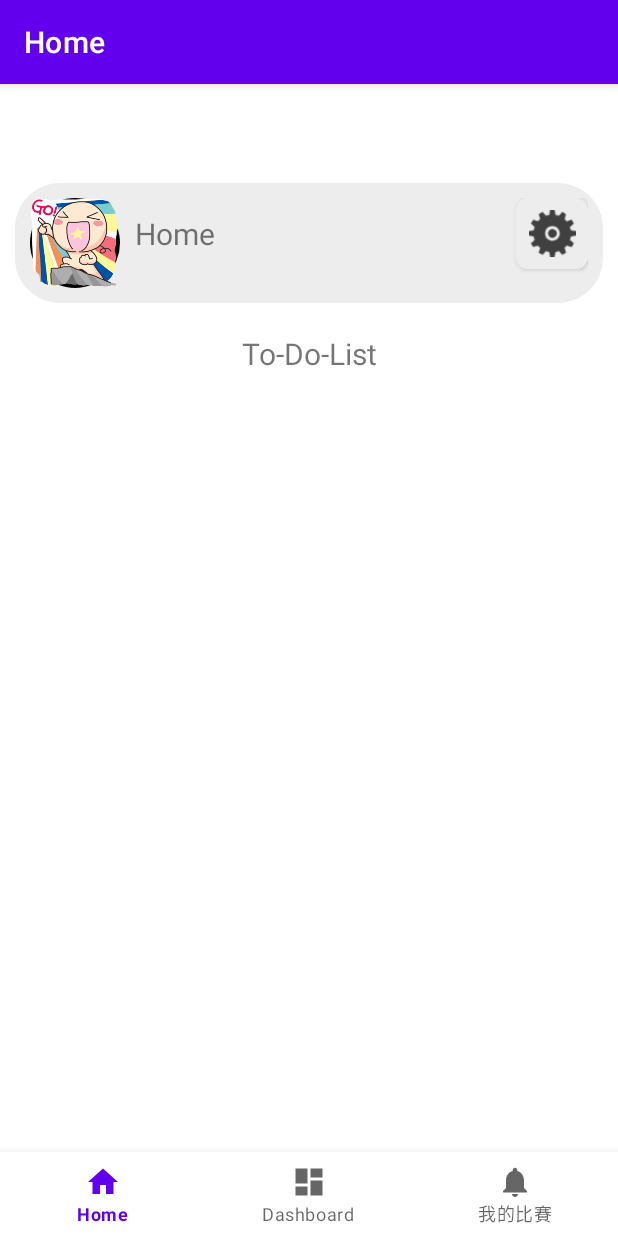
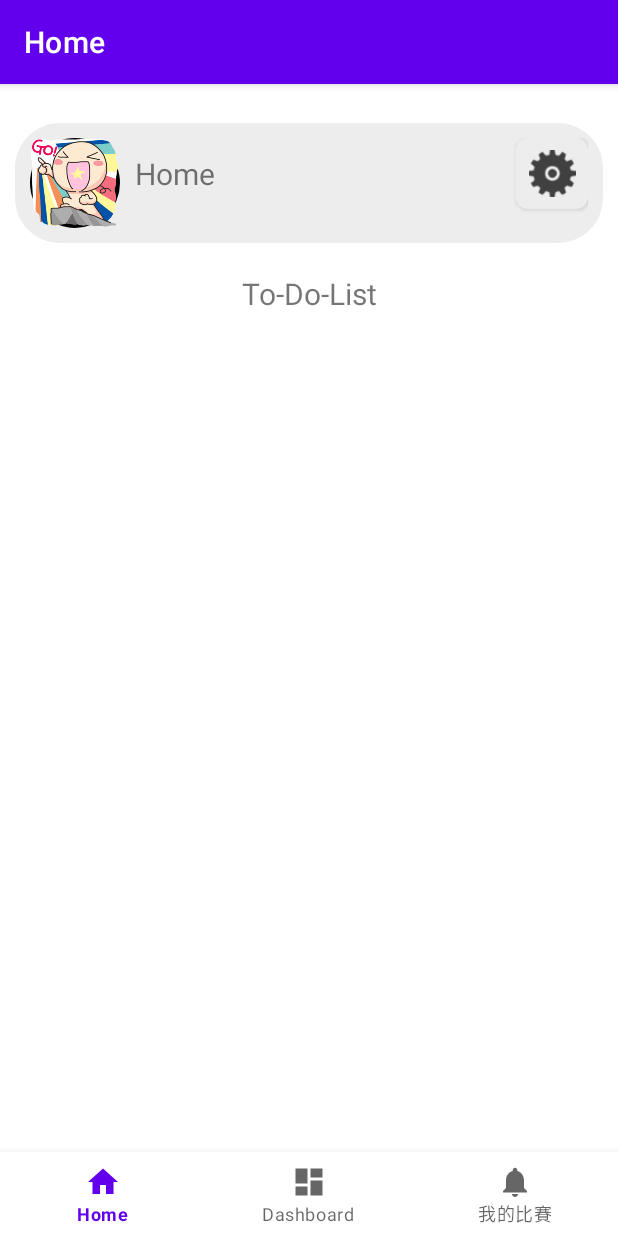
Before and after one commit to heavenrain/StriveLife, an Android app: the screen it shows after launch (MainActivity), on a phone screen of 412 x 824 dp. Run offline under Robolectric (Android 15) with nearby library versions, the phone set to English and light mode, and no system bars; our stand-ins replace navigation-ui.

Commit message:
change top padding

```diff
--- a/app/src/main/java/com/example/strivelifeapplication/MainActivity.java
+++ b/app/src/main/java/com/example/strivelifeapplication/MainActivity.java
@@ -2,6 +2,7 @@ package com.example.strivelifeapplication;
 
 import android.content.DialogInterface;
 import android.os.Bundle;
+import android.view.Window;
 import android.widget.EditText;
 
 import com.google.android.material.bottomnavigation.BottomNavigationView;
@@ -24,6 +25,7 @@ public class MainActivity extends AppCompatActivity {
     @Override
     protected void onCreate(Bundle savedInstanceState) {
         super.onCreate(savedInstanceState);
+        requestWindowFeature(Window.FEATURE_NO_TITLE); // 隐藏标题栏
 
         binding = ActivityMainBinding.inflate(getLayoutInflater());
         setContentView(binding.getRoot());
--- a/app/src/main/res/layout/activity_main.xml
+++ b/app/src/main/res/layout/activity_main.xml
@@ -5,7 +5,7 @@
     android:id="@+id/container"
     android:layout_width="match_parent"
     android:layout_height="match_parent"
-    android:paddingTop="?attr/actionBarSize">
+    android:paddingTop="16dp">
 
     <com.google.android.material.bottomnavigation.BottomNavigationView
         android:id="@+id/nav_view"
```
